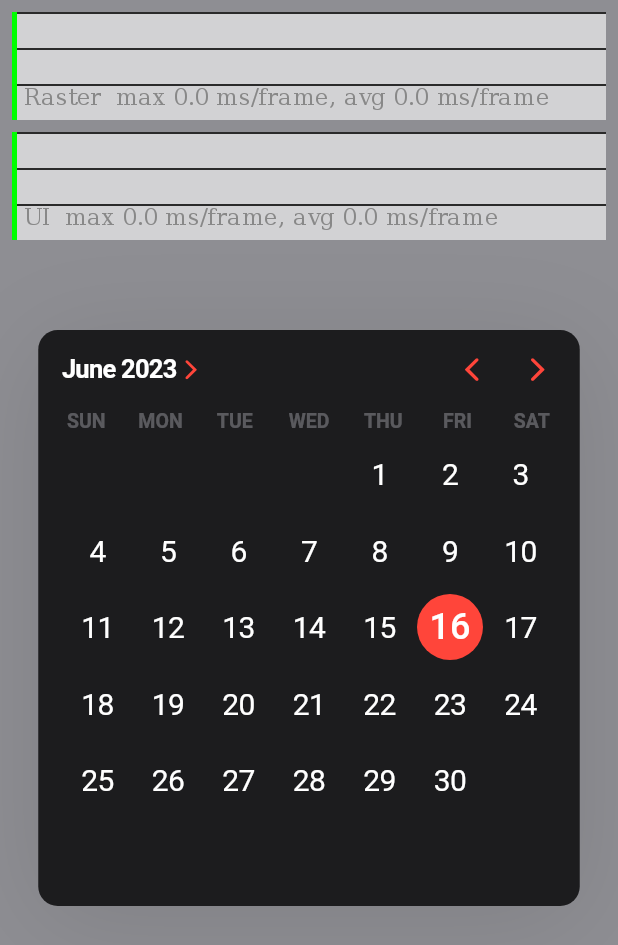
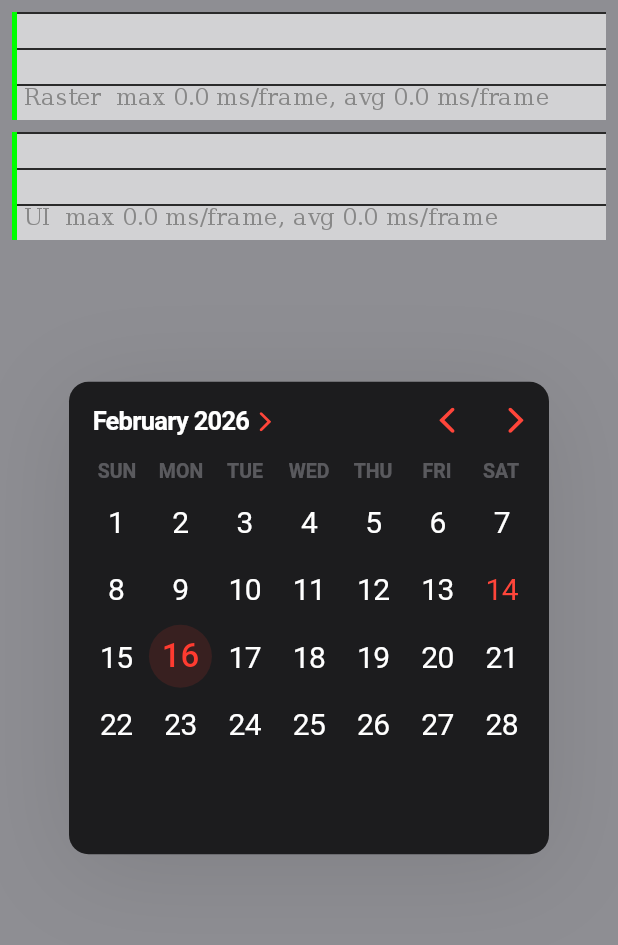
Before and after one commit to philip-soft/cupertino_calendar_picker, a Flutter app: the screen it shows after launch, on a phone screen of 412 x 824 dp. Shown: the top 945 px of the screen. Run offline on Flutter 3.47's test engine with Material 2 defaults, Android fonts, the phone set to English and light mode, and no system bars; our stand-ins replace equatable.

Commit message:
Paddings and day style changes

```diff
--- a/example/lib/main.dart
+++ b/example/lib/main.dart
@@ -66,9 +66,9 @@ class _MyHomePageState extends State<MyHomePage> {
             const SizedBox(height: 50.0),
             CupertinoCalendar(
               minimumDate: nowDate.subtract(const Duration(days: 90)),
-              initialDate: DateTime(2023, 06, 16),
-              currentDate: DateTime(2023, 06, 16),
-              maximumDate: nowDate.add(const Duration(days: 30)),
+              initialDate: DateTime(2026, 02, 16),
+              currentDate: DateTime(2026, 02, 14),
+              maximumDate: DateTime(2030, 02, 14),
               onDateChanged: (_) {},
             ),
             const SizedBox(height: 100.0),
--- a/lib/src/calendar/calendar_header.dart
+++ b/lib/src/calendar/calendar_header.dart
@@ -43,15 +43,11 @@ class _CalendarHeaderState extends State<CalendarHeader> {
   Widget build(BuildContext context) {
     final DateFormat monthFormat = DateFormat('MMMM yyyy');
 
-    return Padding(
-      padding: const EdgeInsets.only(
-        top: 9.0,
-        bottom: 11.0,
-        left: 16.0,
-        right: 16.0,
-      ),
+    return SizedBox(
+      height: 44.0,
       child: Row(
         children: <Widget>[
+          const SizedBox(width: 16.0),
           GestureDetector(
             behavior: HitTestBehavior.translucent,
             onTap: _handleYearPickerStateChange,
@@ -78,7 +74,7 @@ class _CalendarHeaderState extends State<CalendarHeader> {
                     letterSpacing: -0.5,
                   ),
                 ),
-                const SizedBox(width: 4.0),
+                const SizedBox(width: 5.0),
                 AnimatedRotation(
                   duration: const Duration(milliseconds: 300),
                   curve: Curves.easeInOut,
@@ -100,33 +96,37 @@ class _CalendarHeaderState extends State<CalendarHeader> {
           AnimatedCrossFade(
             firstChild: const SizedBox(),
             secondChild: Row(
-              mainAxisAlignment: MainAxisAlignment.center,
-              crossAxisAlignment: CrossAxisAlignment.center,
+              mainAxisAlignment: MainAxisAlignment.start,
+              crossAxisAlignment: CrossAxisAlignment.start,
               children: <Widget>[
                 GestureDetector(
                   behavior: HitTestBehavior.translucent,
                   onTap: widget.onPreviousMonthIconTapped,
                   child: SizedBox(
+                    height: 44.0,
+                    width: 44.0,
                     child: Icon(
                       CupertinoIcons.chevron_back,
                       color: _isBackwardDisabled
                           ? _decoration.backwardDisabledButtonColor
                           : _decoration.backwardButtonColor,
-                      size: 24.0,
+                      size: 26.5,
                     ),
                   ),
                 ),
-                const SizedBox(width: 20.0),
+                const SizedBox(width: 2.0),
                 GestureDetector(
                   behavior: HitTestBehavior.translucent,
                   onTap: widget.onNextMonthIconTapped,
                   child: SizedBox(
+                    height: 44.0,
+                    width: 44.0,
                     child: Icon(
                       CupertinoIcons.chevron_forward,
                       color: _isForwardDisabled
                           ? _decoration.forwardDisabledButtonColor
                           : _decoration.forwardButtonColor,
-                      size: 24.0,
+                      size: 26.5,
                     ),
                   ),
                 ),
--- a/lib/src/calendar/calendar_picker.dart
+++ b/lib/src/calendar/calendar_picker.dart
@@ -182,7 +182,7 @@ class CalendarPickerState extends State<CalendarPicker>
 
     return Column(
       children: <Widget>[
-        const SizedBox(height: 5.0),
+        const SizedBox(height: 4.0),
         CalendarHeader(
           currentMonth: _currentMonth,
           onNextMonthIconTapped:
@@ -199,11 +199,11 @@ class CalendarPickerState extends State<CalendarPicker>
                 : CrossFadeState.showFirst,
             duration: const Duration(milliseconds: 250),
             firstChild: Column(
-              mainAxisSize: MainAxisSize.min,
+              mainAxisAlignment: MainAxisAlignment.start,
               children: <Widget>[
-                const SizedBox(height: 4.0),
+                const SizedBox(height: 3.0),
                 CalendarWeekdays(weekdayDecoration: widget.weekdayDecoration),
-                const SizedBox(height: 3.0),
+                const SizedBox(height: 1.0),
                 CalendarMonthPicker(
                   monthPageController: _monthPageController,
                   onMonthPageChanged: _handleMonthPageChanged,
@@ -231,8 +231,12 @@ class CalendarPickerState extends State<CalendarPicker>
                 onDateTimeChanged: widget.onDatePickerChanged,
               ),
             ),
-            layoutBuilder: (Widget topChild, Key topChildKey,
-                Widget bottomChild, Key bottomChildKey) {
+            layoutBuilder: (
+              Widget topChild,
+              Key topChildKey,
+              Widget bottomChild,
+              Key bottomChildKey,
+            ) {
               return Stack(
                 children: <Widget>[
                   bottomChild,
--- a/lib/src/calendar/calendar_weekdays.dart
+++ b/lib/src/calendar/calendar_weekdays.dart
@@ -33,10 +33,12 @@ class CalendarWeekdays extends StatelessWidget {
 
   @override
   Widget build(BuildContext context) {
-    return Padding(
-      padding: const EdgeInsets.symmetric(horizontal: 16.0),
+    return Container(
+      height: 20.0,
+      margin: const EdgeInsets.symmetric(horizontal: 16.0),
       child: Row(
         mainAxisAlignment: MainAxisAlignment.spaceBetween,
+        crossAxisAlignment: CrossAxisAlignment.center,
         children: _weekdays(context).toList(),
       ),
     );
--- a/lib/src/calendar/month_picker/calendar_month_picker.dart
+++ b/lib/src/calendar/month_picker/calendar_month_picker.dart
@@ -165,11 +165,11 @@ class CalendarMonthPickerState extends State<CalendarMonthPicker> {
           final Iterable<Widget> days = _days(context, index);
 
           return GridView.custom(
-            padding: const EdgeInsets.symmetric(horizontal: 16.0),
+            padding: const EdgeInsets.symmetric(horizontal: 10.0),
             physics: const NeverScrollableScrollPhysics(),
             gridDelegate: CalendarMonthGridDelegate(
               rowCount: _rowCount(days.length),
-              calendarDayRowHeight: calendarMonthPickerDayHeight,
+              calendarDayRowSize: calendarMonthPickerDaySize,
             ),
             childrenDelegate: SliverChildListDelegate(
               days.toList(),
--- a/lib/src/calendar/month_picker/calendar_month_picker_day.dart
+++ b/lib/src/calendar/month_picker/calendar_month_picker_day.dart
@@ -1,7 +1,7 @@
 import 'dart:ui';
 
 import 'package:cupertino_calendar/lib.dart';
-import 'package:flutter/cupertino.dart';
+import 'package:flutter/material.dart';
 
 class CalendarMonthPickerDay extends StatelessWidget {
   const CalendarMonthPickerDay({
@@ -20,15 +20,11 @@ class CalendarMonthPickerDay extends StatelessWidget {
     return GestureDetector(
       behavior: HitTestBehavior.translucent,
       onTap: onDaySelected != null ? () => onDaySelected?.call(dayDate) : null,
-      child: SizedBox(
-        height: 44.0,
-        width: 44.0,
-        child: CustomPaint(
-          painter: CalendarMonthPickerDayPainter(
-            day: '${dayDate.day}',
-            style: style.textStyle,
-            backgroundColor: style.backgroundColor,
-          ),
+      child: CustomPaint(
+        painter: CalendarMonthPickerDayPainter(
+          day: '${dayDate.day}',
+          style: style.textStyle,
+          backgroundColor: style.backgroundColor,
         ),
       ),
     );
@@ -93,7 +89,7 @@ class CalendarMonthPickerDayPainter extends CustomPainter {
     final Paint paint = Paint()..color = color;
     canvas.drawCircle(
       offset,
-      calendarMonthPickerDayHeight / 2,
+      calendarMonthPickerDaySize / 2,
       paint,
     );
   }
--- a/lib/src/config.dart
+++ b/lib/src/config.dart
@@ -1,5 +1,6 @@
-const double calendarMonthPickerDayHeight = 44.0;
+const double calendarMonthPickerDaySize = 42.0;
 const Duration monthScrollDuration = Duration(milliseconds: 400);
-const double calendarWidth = 361.0;
-const double calendarAspectRatio = 361 / 384;
-const double calendarMonthPickerRowPadding = 7.0;
+const double calendarWidth = 320.0;
+const double calendarAspectRatio = 960 / 945;
+const double calendarMonthPickerFiveRowsPadding = 5.0;
+const double calendarMonthPickerOtherRowsAmountPadding = 3.0;
--- a/lib/src/decoration/month_picker/calendar_month_picker_day_style.dart
+++ b/lib/src/decoration/month_picker/calendar_month_picker_day_style.dart
@@ -84,7 +84,7 @@ class CalendarMonthPickerSelectedDayStyle extends CalendarMonthPickerDayStyle {
     return CalendarMonthPickerSelectedDayStyle(
       textStyle: textStyle ??
           TextStyle(
-            fontSize: 24.0,
+            fontSize: 22.0,
             color: CupertinoDynamicColor.withBrightness(
               color: CupertinoColors.systemRed,
               darkColor: CupertinoColors.systemRed.darkColor,
@@ -118,7 +118,7 @@ class CalendarMonthPickerCurrentAndSelectedStyle
     return CalendarMonthPickerCurrentAndSelectedStyle(
       textStyle: textStyle ??
           TextStyle(
-            fontSize: 24.0,
+            fontSize: 22.0,
             color: CupertinoDynamicColor.resolve(
               CupertinoDynamicColor.withBrightness(
                 color: CupertinoColors.label.darkColor,
--- a/lib/src/delegates/calendar_month_grid_delegate.dart
+++ b/lib/src/delegates/calendar_month_grid_delegate.dart
@@ -6,36 +6,34 @@ import 'package:flutter/rendering.dart';
 class CalendarMonthGridDelegate extends SliverGridDelegate {
   const CalendarMonthGridDelegate({
     required this.rowCount,
-    required this.calendarDayRowHeight,
+    required this.calendarDayRowSize,
   });
 
   final int rowCount;
-  final double calendarDayRowHeight;
+  final double calendarDayRowSize;
 
   @override
   SliverGridLayout getLayout(SliverConstraints constraints) {
     const int columnCount = DateTime.daysPerWeek;
     final double tileWidth = constraints.crossAxisExtent / columnCount;
     final double tileHeight = min(
-      calendarDayRowHeight,
+      calendarDayRowSize,
       constraints.viewportMainAxisExtent / (rowCount + 1),
     );
-    // late double factor;
+    late double rowPadding;
 
-    // // TODO: Check factor
-    // if (rowCount > 5) {
-    //   factor = 1.5;
-    // } else if (rowCount < 5) {
-    //   factor = -1.5;
-    // } else {
-    //   factor = -1.2;
-    // }
+    if (rowCount == 5) {
+      rowPadding = calendarMonthPickerFiveRowsPadding;
+    } else if (rowCount > 5 || rowCount < 5) {
+      rowPadding = calendarMonthPickerOtherRowsAmountPadding;
+    }
+
     return SliverGridRegularTileLayout(
       childCrossAxisExtent: tileWidth,
       childMainAxisExtent: tileHeight,
       crossAxisCount: columnCount,
       crossAxisStride: tileWidth,
-      mainAxisStride: tileHeight + calendarMonthPickerRowPadding,
+      mainAxisStride: tileHeight + rowPadding,
       reverseCrossAxis: axisDirectionIsReversed(constraints.crossAxisDirection),
     );
   }
```
